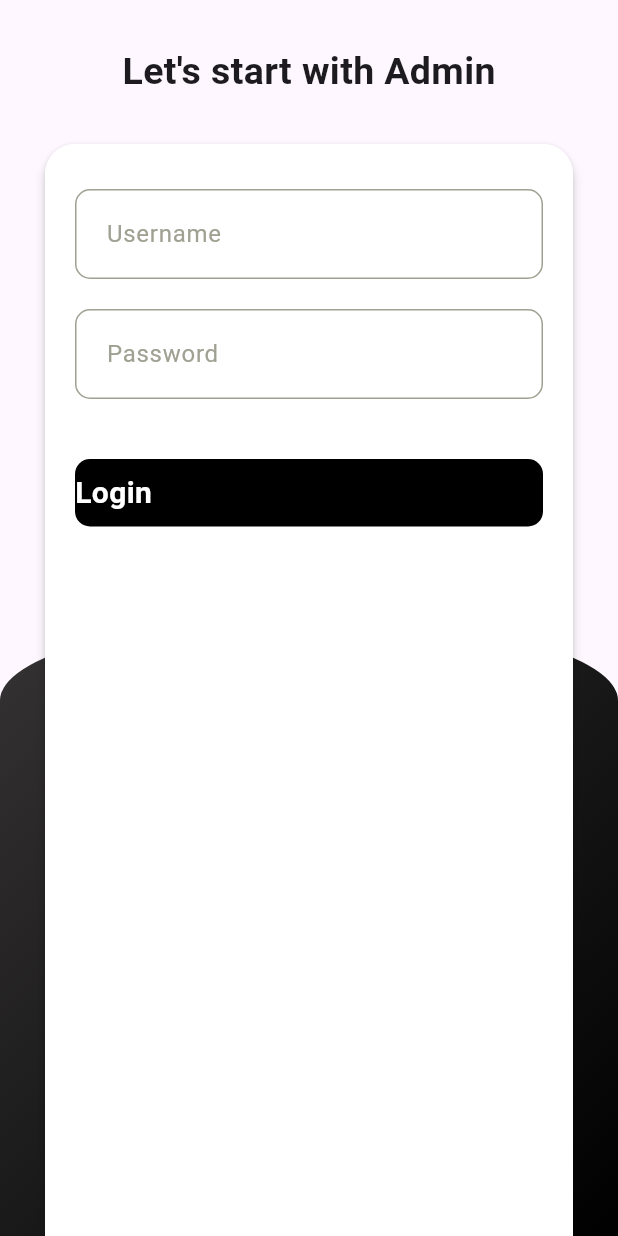
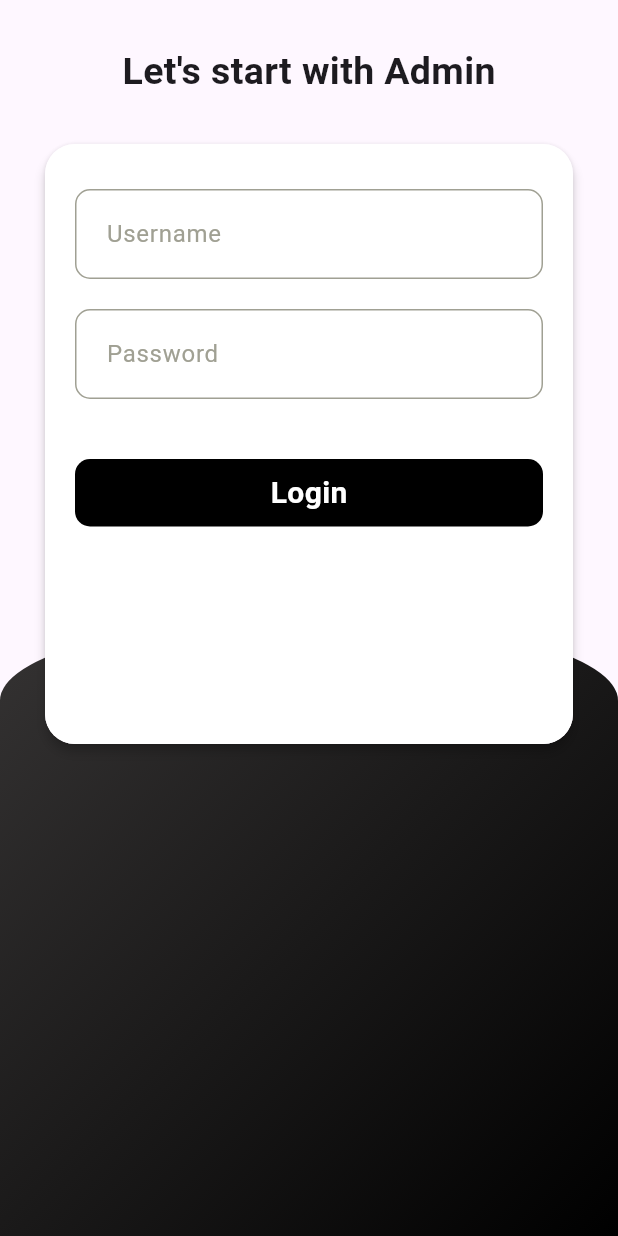
Before and after one commit to Mandali-inno/quiz_app, a Flutter app: the screen it shows after launch, after a tap on "Login", on a phone screen of 412 x 824 dp. Run offline on Flutter 3.47's test engine with Material 3 defaults, Android fonts, the phone set to English and light mode, and no system bars; our stand-ins replace cloud_firestore, firebase_core; accounts and stored records are empty.

Commit message:
fixed flutter problem

```diff
--- a/lib/Admin/admin_login.dart
+++ b/lib/Admin/admin_login.dart
@@ -53,7 +53,7 @@ class _AdminLoginState extends State<AdminLogin> {
                         elevation: 3.0,
                         borderRadius: BorderRadius.circular(20),
                         child: Container(
-                          height: MediaQuery.of(context).size.height,
+                          height: 400,
                           decoration: BoxDecoration(
                             color: Colors.white,
                             borderRadius: BorderRadius.circular(20),
@@ -88,7 +88,8 @@ class _AdminLoginState extends State<AdminLogin> {
                                                 255, 160, 160, 147))),
                                   ),
                                 ),
-                              ),SizedBox(
+                              ),
+                              SizedBox(
                                 height: 20,
                               ),
                               Container(
@@ -121,7 +122,7 @@ class _AdminLoginState extends State<AdminLogin> {
                                 height: 40,
                               ),
                               GestureDetector(
-                        onTap: (){
+                                onTap: () {
                                   LoginAdmin();
                                 },
                                 child: Container(
@@ -132,14 +133,21 @@ class _AdminLoginState extends State<AdminLogin> {
                                     color: Colors.black,
                                     borderRadius: BorderRadius.circular(10),
                                   ),
-                          child: Text("Login", style: TextStyle(color: Colors.white, fontSize: 20, fontWeight: FontWeight.bold),),
+                                  child: Center(
+                                    child: Text(
+                                      "Login",
+                                      style: TextStyle(
+                                          color: Colors.white,
+                                          fontSize: 20,
+                                          fontWeight: FontWeight.bold),
+                                    ),
+                                  ),
                                 ),
                               )
                             ],
                           ),
                         ),
                       ),
-
                     ],
                   ),
                 ),
@@ -150,18 +158,22 @@ class _AdminLoginState extends State<AdminLogin> {
       ),
     );
   }
-  LoginAdmin(){
-    FirebaseFirestore.instance.collection("Admin").get().then((snapshot){
+
+  LoginAdmin() {
+    FirebaseFirestore.instance.collection("Admin").get().then((snapshot) {
       snapshot.docs.forEach((result) {
-        if(result.data()['id']!=user_name_controller.text.trim()){
-          ScaffoldMessenger.of(context).showSnackBar(SnackBar(content: Text('Your id is not correct'),));
-        }
-        else if(result.data()['password']!=password_controller.text.trim()){
-          ScaffoldMessenger.of(context).showSnackBar(SnackBar(content: Text('Your password is not correct'),));
-        }
-        else{
-          Router route = MaterialPageRoute(builder: (context)=> AddQuiz()) as Router;
-            Navigator.pushReplacement(context, route as Route<Object?>);
+        if (result.data()['id'] != user_name_controller.text.trim()) {
+          ScaffoldMessenger.of(context).showSnackBar(SnackBar(
+            content: Text('Your id is not correct'),
+          ));
+        } else if (result.data()['password'] !=
+            password_controller.text.trim()) {
+          ScaffoldMessenger.of(context).showSnackBar(SnackBar(
+            content: Text('Your password is not correct'),
+          ));
+        } else {
+          Route route = MaterialPageRoute(builder: (context) => AddQuiz());
+          Navigator.pushReplacement(context, route);
         }
       });
     });
--- a/lib/main.dart
+++ b/lib/main.dart
@@ -1,11 +1,23 @@
 import 'package:firebase_core/firebase_core.dart';
+import 'package:flutter/foundation.dart';
 import 'package:flutter/material.dart';
 import 'package:quiz_app/Admin/admin_login.dart';
 import 'package:quiz_app/pages/home.dart';
 import 'package:quiz_app/pages/question.dart';
 
-void main() async{
+Future main() async {
   WidgetsFlutterBinding.ensureInitialized();
+  if (kIsWeb) {
+    await Firebase.initializeApp(
+        options: FirebaseOptions(
+            apiKey: "AIzaSyBjI49ByZjPb2l3Qx6ysHk_Wvpo82zaPaY",
+            authDomain: "quizapp-b9195.firebaseapp.com",
+            projectId: "quizapp-b9195",
+            storageBucket: "quizapp-b9195.appspot.com",
+            messagingSenderId: "352716558626",
+            appId: "1:352716558626:web:99639b67c00cbd3dc0d57b",
+            measurementId: "G-7D1NT36ST1"));
+  }
   await Firebase.initializeApp();
   runApp(const MyApp());
 }
--- a/pubspec.yaml
+++ b/pubspec.yaml
@@ -19,7 +19,7 @@ publish_to: 'none' # Remove this line if you wish to publish to pub.dev
 version: 1.0.0+1
 
 environment:
-  sdk: '>=3.2.6 <4.0.0'
+  sdk: ">=3.0.0 <4.0.0"
 
 # Dependencies specify other packages that your package needs in order to work.
 # To automatically upgrade your package dependencies to the latest versions
```
Also changed, not shown: pubspec.lock (deleted), 1 other file. Lines whose indentation alone changed are shown as unchanged.
